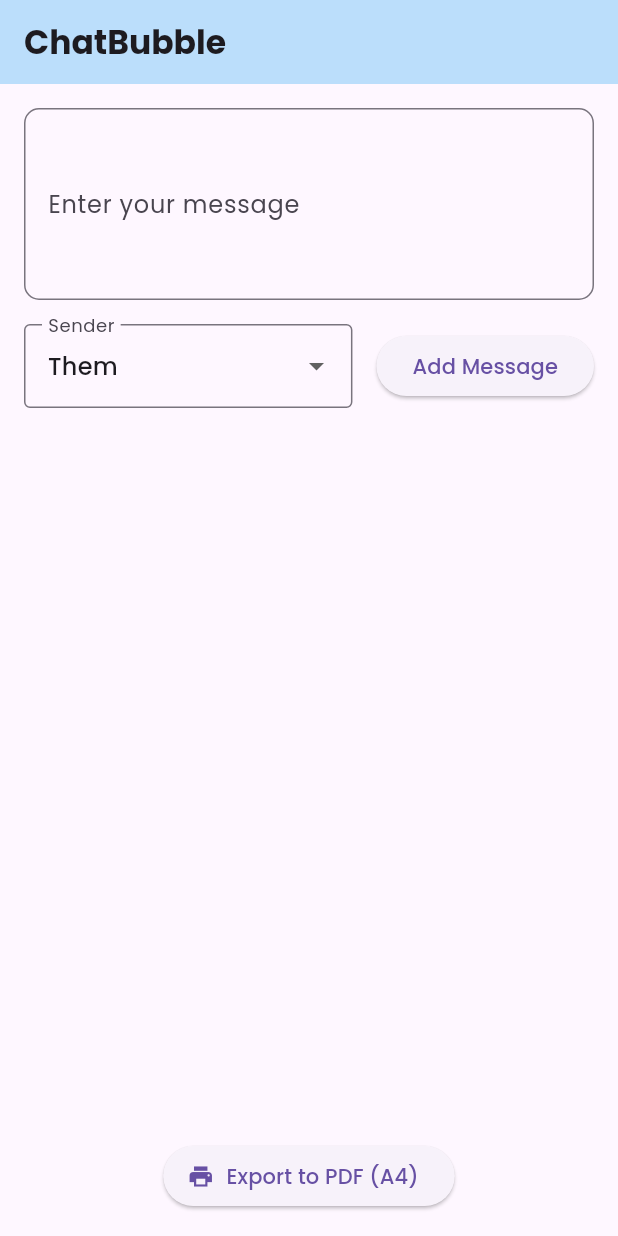
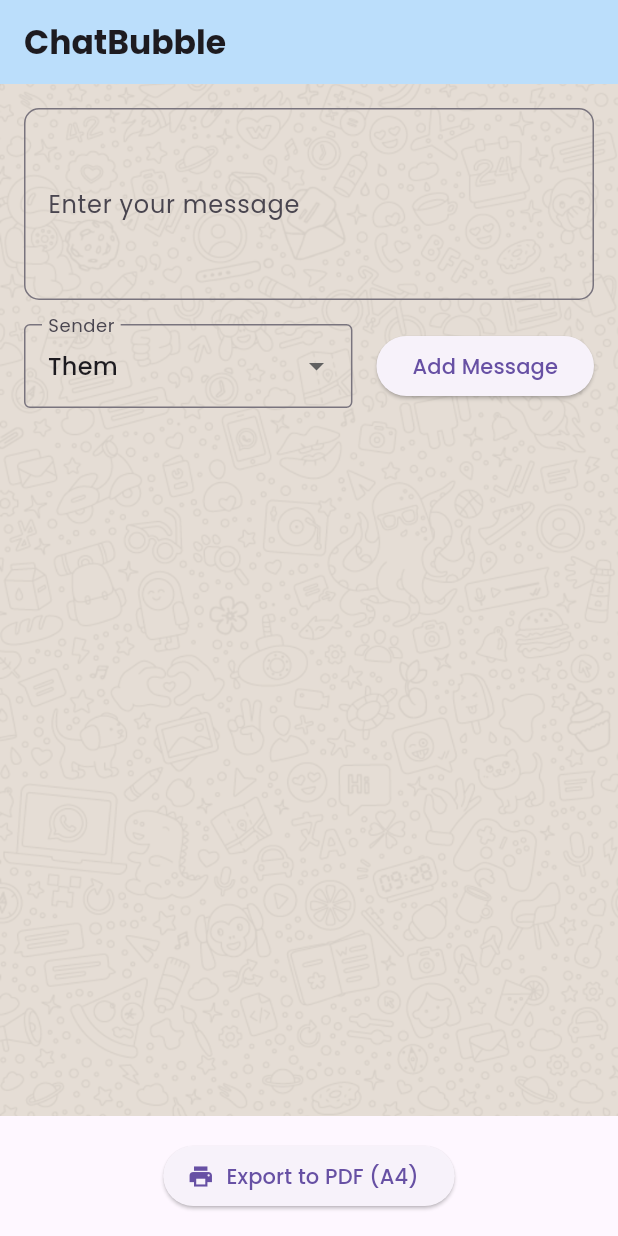
Before and after one commit to zyllus17/chat_bubble, a Flutter app: the screen it shows after launch, on a phone screen of 412 x 824 dp. Run offline on Flutter 3.47's test engine with Material 3 defaults, Android fonts, the phone set to English and light mode, and no system bars; our stand-ins replace google_fonts, pdf, printing.

Commit message:
Updated HomeScreen

```diff
--- a/lib/screens/home_screen.dart
+++ b/lib/screens/home_screen.dart
@@ -98,11 +98,28 @@ class _HomeScreenState extends State<HomeScreen> {
         backgroundColor: Colors.blue[100],
       ),
       body: Column(
+        mainAxisSize: MainAxisSize.max,
         children: [
           Expanded(
             child: Container(
+              decoration: BoxDecoration(
+                gradient: LinearGradient(
+                  begin: Alignment.topLeft,
+                  end: Alignment.bottomRight,
+                  colors: [
+                    const Color(0xFFe5ddd5),
+                    const Color(0xFFdcf8c6),
+                  ],
+                ),
+                image: const DecorationImage(
+                  image: AssetImage('assets/images/whatsapp_background.png'),
+                  fit: BoxFit.cover,
+                ),
+              ),
+              child: SingleChildScrollView(
                 padding: const EdgeInsets.all(16),
                 child: Column(
+                  mainAxisSize: MainAxisSize.min,
                   children: [
                     TextField(
                       controller: _messageController,
@@ -149,12 +166,16 @@ class _HomeScreenState extends State<HomeScreen> {
                       ],
                     ),
                     const SizedBox(height: 16),
-                  Expanded(
+                    Container(
+                      constraints: const BoxConstraints(maxHeight: 300),
                       child: ListView.builder(
+                        shrinkWrap: true,
+                        physics: const ClampingScrollPhysics(),
                         itemCount: _messages.length,
                         itemBuilder: (context, index) {
                           final message = _messages[index];
                           return Column(
+                            mainAxisSize: MainAxisSize.min,
                             children: [
                               ChatBubble(
                                 message: message['message']!,
@@ -163,14 +184,18 @@ class _HomeScreenState extends State<HomeScreen> {
                               const DottedLine(
                                 height: 1,
                                 strokeWidth: 1,
-                              color: Colors.grey,
+                                color: Color(0xFFcccccc),
                               ),
+                              if (index < _messages.length - 1 &&
+                                  message['sender'] != _messages[index + 1]['sender'])
+                                const SizedBox(height: 16),
                             ],
                           );
                         },
                       ),
                     ),
                   ],
+                ),
               ),
             ),
           ),
```
Lines whose indentation alone changed are shown as unchanged.
